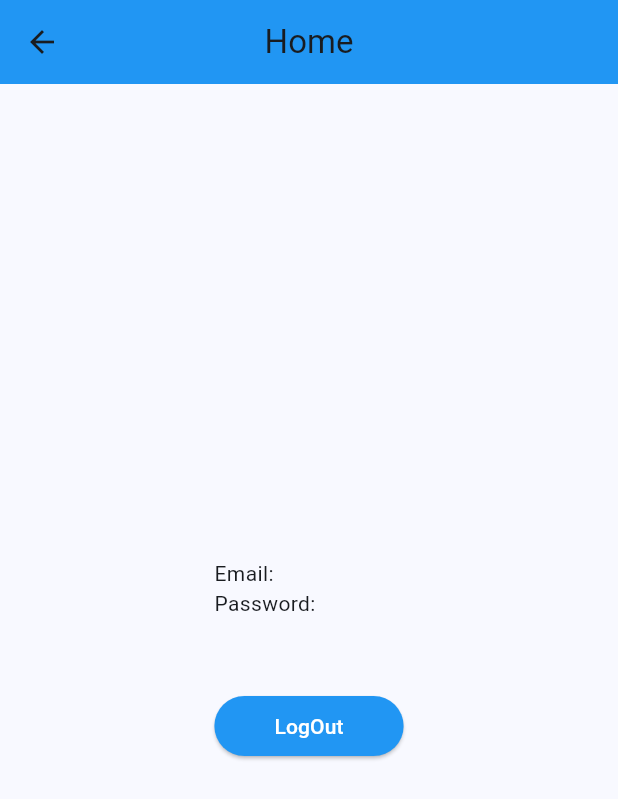
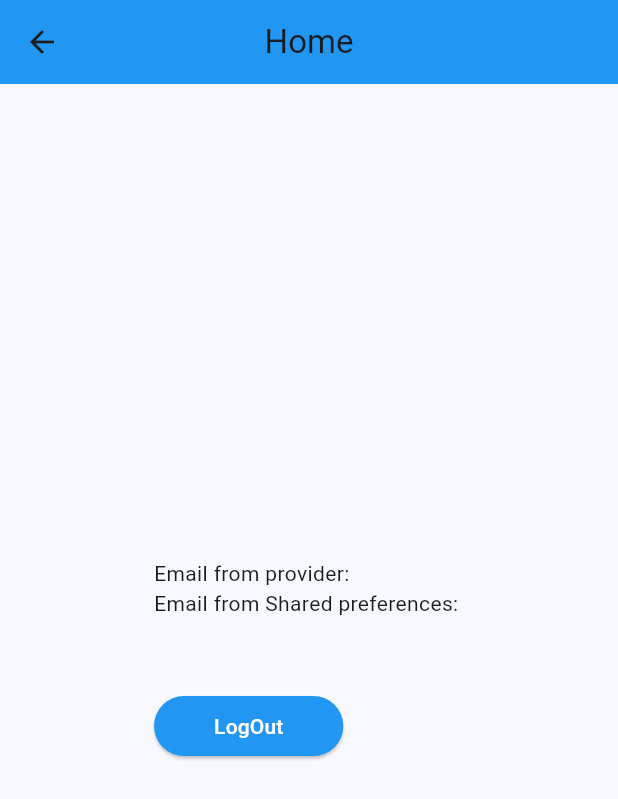
Before and after one commit to Yopaz-Co-Ltd/flutter-base, a Flutter app: the HomeScreen screen opened directly, after a tap on "LogOut", on a phone screen of 412 x 824 dp. Shown: the top 799 px of the screen. Run offline on Flutter 3.47's test engine with Material 3 defaults, Android fonts, the phone set to English and light mode, and no system bars; our stand-ins replace fluttertoast, logger, shared_preferences; missing offline and left inert: flutter_config; accounts and stored records are empty.

Commit message:
Task 24739: Integrate storage

```diff
--- a/lib/main.dart
+++ b/lib/main.dart
@@ -3,11 +3,13 @@ import 'package:flutter_config/flutter_config.dart';
 import 'package:project_base/app/app.dart';
 import 'package:project_base/models/state/app_state.dart';
 import 'package:project_base/models/state/login_state.dart';
+import 'package:project_base/utils/local_storage_helper.dart';
 import 'package:provider/provider.dart';
 
 void main() async {
   WidgetsFlutterBinding.ensureInitialized();
   await FlutterConfig.loadEnvVariables();
+  await LocalStorageHelper.init();
 
   runApp(
     MultiProvider(
--- a/lib/models/state/app_state.dart
+++ b/lib/models/state/app_state.dart
@@ -1,4 +1,6 @@
 import 'package:flutter/material.dart';
+import 'package:project_base/utils/constants.dart';
+import 'package:project_base/utils/local_storage_helper.dart';
 
 class AppStateModel extends ChangeNotifier {
   bool _isLoggedIn = false;
@@ -9,4 +11,18 @@ class AppStateModel extends ChangeNotifier {
     _isLoggedIn = isLoggedIn;
     notifyListeners();
   }
+
+  void checkLoginState() {
+    final accessToken =
+        LocalStorageHelper.getString(Constants.prefsAccessToken);
+    _isLoggedIn = accessToken.isNotEmpty;
+    notifyListeners();
+  }
+
+  void logout() {
+    _isLoggedIn = false;
+    LocalStorageHelper.remove(Constants.prefsAccessToken);
+    LocalStorageHelper.remove(Constants.prefsEmail);
+    notifyListeners();
+  }
 }
--- a/lib/models/state/login_state.dart
+++ b/lib/models/state/login_state.dart
@@ -4,6 +4,9 @@ import 'dart:io';
 import 'package:flutter/material.dart';
 import 'package:project_base/api/api_status.dart';
 import 'package:project_base/api/auth/login.dart';
+import 'package:project_base/models/api/auth_login_response_model.dart';
+import 'package:project_base/utils/constants.dart';
+import 'package:project_base/utils/local_storage_helper.dart';
 
 class LoginStateModel extends ChangeNotifier {
   ApiStatus _apiStatus = ApiStatus.initial;
@@ -27,6 +30,20 @@ class LoginStateModel extends ChangeNotifier {
     _apiStatus = ApiStatus.initial;
   }
 
+  Future<void> saveAccessToken(
+    AuthLoginResponseModel response,
+    String email,
+  ) async {
+    LocalStorageHelper.setString(
+      Constants.prefsAccessToken,
+      response.accessToken,
+    );
+    LocalStorageHelper.setString(
+      Constants.prefsEmail,
+      email,
+    );
+  }
+
   Future<void> login(email, password) async {
     _apiStatus = ApiStatus.apiCalling;
     notifyListeners();
@@ -48,6 +65,7 @@ class LoginStateModel extends ChangeNotifier {
       case HttpStatus.created:
         _apiStatus = ApiStatus.apiSuccess;
         setEmailAndPassword(email, password);
+        saveAccessToken(response, email);
         notifyListeners();
         break;
       default:
--- a/lib/screen/home/home_screen.dart
+++ b/lib/screen/home/home_screen.dart
@@ -1,6 +1,8 @@
 import 'package:flutter/material.dart';
 import 'package:project_base/models/state/app_state.dart';
 import 'package:project_base/models/state/login_state.dart';
+import 'package:project_base/utils/constants.dart';
+import 'package:project_base/utils/local_storage_helper.dart';
 import 'package:provider/provider.dart';
 
 class HomeScreen extends StatefulWidget {
@@ -25,8 +27,10 @@ class _HomeScreenState extends State<HomeScreen> {
           mainAxisAlignment: MainAxisAlignment.center,
           crossAxisAlignment: CrossAxisAlignment.start,
           children: [
-            Text('Email: ${loginStateModel.email}'),
-            Text('Password: ${loginStateModel.password}'),
+            Text('Email from provider: ${loginStateModel.email}'),
+            Text(
+              'Email from Shared preferences: ${LocalStorageHelper.getString(Constants.prefsEmail)}',
+            ),
             const SizedBox(
               height: 48,
             ),
@@ -35,7 +39,7 @@ class _HomeScreenState extends State<HomeScreen> {
                 backgroundColor: Colors.blue,
               ),
               onPressed: () {
-                context.read<AppStateModel>().setIsLoggedIn(false);
+                context.read<AppStateModel>().logout();
               },
               child: const Padding(
                 padding: EdgeInsets.symmetric(
--- a/lib/utils/constants.dart
+++ b/lib/utils/constants.dart
@@ -2,8 +2,11 @@ import 'package:flutter_config/flutter_config.dart';
 
 class Constants {
   static final environment = FlutterConfig.get('ENVIRONMENT') ?? "";
-  static var urlScheme = FlutterConfig.get("URL_SCHEME");
-  static var hostname = FlutterConfig.get("HOST_NAME");
+  static final urlScheme = FlutterConfig.get("URL_SCHEME") ?? "";
+  static final hostname = FlutterConfig.get("HOST_NAME") ?? "";
 
   static const loginPath = '/api/v1/login';
+
+  static const prefsAccessToken = 'access_token';
+  static const prefsEmail = 'email';
 }
--- /dev/null
+++ b/lib/utils/local_storage_helper.dart
@@ -0,0 +1,29 @@
+import 'package:shared_preferences/shared_preferences.dart';
+
+class LocalStorageHelper {
+  static SharedPreferences? _prefsInstance;
+
+  static Future<void> init() async {
+    _prefsInstance = await SharedPreferences.getInstance();
+  }
+
+  static String getString(String key) {
+    return _prefsInstance?.getString(key) ?? "";
+  }
+
+  static Future<void> setString(String key, String value) async {
+    await _prefsInstance?.setString(key, value);
+  }
+
+  static int? getInt(String key) {
+    return _prefsInstance?.getInt(key);
+  }
+
+  static Future<void> setInt(String key, int value) async {
+    await _prefsInstance?.setInt(key, value);
+  }
+
+  static Future<void> remove(String key) async {
+    await _prefsInstance?.remove(key);
+  }
+}
--- a/pubspec.yaml
+++ b/pubspec.yaml
@@ -40,6 +40,7 @@ dependencies:
   http: ^1.2.0
   logger: ^2.0.2+1
   fluttertoast: ^8.2.4
+  shared_preferences: ^2.2.2
 
 dev_dependencies:
   flutter_test:
```
Also changed, not shown: lib/app/app.dart (+8 -0 lines), pubspec.lock, 3 other files.
